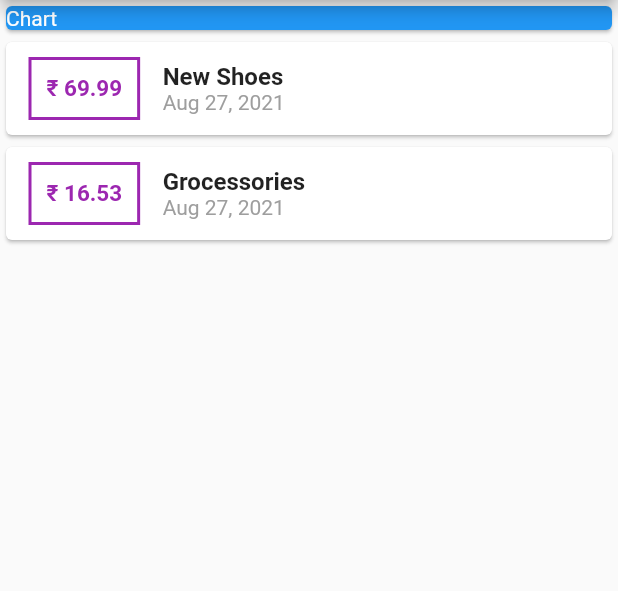
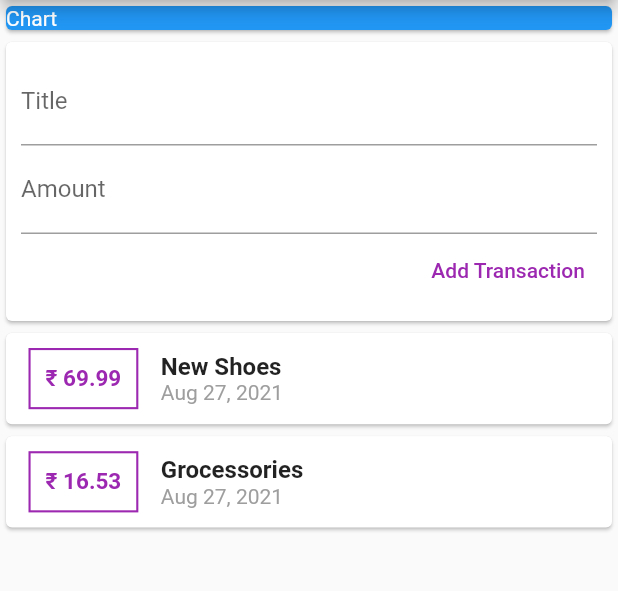
Before and after one commit to abhi-2000/Personal-Expenses-Tracker, a Flutter app: the screen it shows after launch, on a phone screen of 412 x 824 dp, the part 84-675 px from its top. Run offline on Flutter 3.47's test engine with Material 2 defaults, Android fonts, the phone set to English and light mode, and no system bars.

Commit message:
counting expenses and adding to history pallete

```diff
--- a/lib/main.dart
+++ b/lib/main.dart
@@ -1,6 +1,11 @@
 import 'package:flutter/material.dart';
-import './transaction.dart';
+import 'package:personal_expenses/widgets/new_transaction.dart';
+import 'package:personal_expenses/widgets/transaction_list.dart';
+import 'package:personal_expenses/widgets/user_transaction.dart';
+import 'modules/transaction.dart';
 import 'package:intl/intl.dart';
+import 'widgets/new_transaction.dart';
+
 void main() {
   runApp(MyApp());
 }
@@ -19,20 +24,9 @@ class MyApp extends StatelessWidget {
 }
 
 class MyHomePage extends StatelessWidget {
-  final List<Transaction> transaction = [
-    Transaction(
-      id: 't1',
-      title: 'New Shoes',
-      amount: 69.99,
-      date: DateTime.now(),
-    ),
-    Transaction(
-      id: 't2',
-      title: 'Grocessories',
-      amount: 16.53,
-      date: DateTime.now(),
-    )
-  ];
+  // late String titleInput, amountInput;
+  // final titlecontroller = TextEditingController();
+  // final amountcontroller = TextEditingController();
 
   @override
   Widget build(BuildContext context) {
@@ -52,45 +46,7 @@ class MyHomePage extends StatelessWidget {
           color: Colors.blue,
         ),
       ),
-            Column(
-              children: transaction.map((tx) {
-                return Card(
-                  child: Row(
-                    children: [
-                      Container(
-                        margin:
-                            EdgeInsets.symmetric(vertical: 10, horizontal: 15),
-                        decoration: BoxDecoration(
-                          border: Border.all(color: Colors.purple, width: 2),
-                        ),
-                        padding: EdgeInsets.all(10),
-                        child: Text(
-                          '₹ ${tx.amount}',
-                          style: TextStyle(
-                              fontWeight: FontWeight.bold,
-                              fontSize: 15,
-                              color: Colors.purple),
-                        ),
-                      ),
-                      Column(
-                        crossAxisAlignment: CrossAxisAlignment.start,
-                        children: [
-                          Text(
-                            tx.title,
-                            style: TextStyle(
-                                fontSize: 16, fontWeight: FontWeight.bold),
-                          ),
-                          Text(
-                            DateFormat.yMMMd().format(tx.date),
-                            style: TextStyle(color: Colors.grey),
-                          ),
-                        ],
-                      )
-                    ],
-                  ),
-                );
-              }).toList(),
-            )
+      UserTransaction(),
       ],
     ));
   }
--- /dev/null
+++ b/lib/widgets/new_transaction.dart
@@ -0,0 +1,38 @@
+import 'package:flutter/material.dart';
+class Newtransaction extends StatelessWidget {
+  final titlecontroller = TextEditingController();
+  final amountcontroller = TextEditingController();
+  final Function addTx;
+   Newtransaction(this.addTx);
+  @override
+  Widget build(BuildContext context) {
+    return             Card(
+      child: Container(
+        padding: EdgeInsets.all(10),
+        child: Column(
+          crossAxisAlignment: CrossAxisAlignment.end,
+          children: [
+            TextField(
+              decoration: InputDecoration(labelText: 'Title'),
+              controller: titlecontroller,
+            ),
+            TextField(
+              decoration: InputDecoration(labelText: 'Amount'),
+              controller: amountcontroller,
+            ),
+            TextButton(
+              child: Text(
+                'Add Transaction',
+                style: TextStyle(color: Colors.purple),
+              ),
+              onPressed: () {
+                addTx(titlecontroller.text,double.parse(amountcontroller.text));
+              },
+            )
+          ],
+        ),
+      ),
+    );
+    ;
+  }
+}
--- /dev/null
+++ b/lib/widgets/transaction_list.dart
@@ -0,0 +1,51 @@
+import 'package:flutter/cupertino.dart';
+import 'package:flutter/material.dart';
+import 'package:intl/intl.dart';
+import '../modules/transaction.dart';
+
+class Transaction_list extends StatelessWidget {
+final List<Transaction> transaction;
+Transaction_list(this.transaction);
+  @override
+  Widget build(BuildContext context) {
+    return Column(
+      children: transaction.map((tx) {
+        return Card(
+          child: Row(
+            children: [
+              Container(
+                margin:
+                EdgeInsets.symmetric(vertical: 10, horizontal: 15),
+                decoration: BoxDecoration(
+                  border: Border.all(color: Colors.purple, width: 1.4),
+                ),
+                padding: EdgeInsets.all(10),
+                child: Text(
+                  '₹ ${tx.amount}',
+                  style: TextStyle(
+                      fontWeight: FontWeight.bold,
+                      fontSize: 15,
+                      color: Colors.purple),
+                ),
+              ),
+              Column(
+                crossAxisAlignment: CrossAxisAlignment.start,
+                children: [
+                  Text(
+                    tx.title,
+                    style: TextStyle(
+                        fontSize: 16, fontWeight: FontWeight.bold),
+                  ),
+                  Text(
+                    DateFormat.yMMMd().format(tx.date),
+                    style: TextStyle(color: Colors.grey),
+                  ),
+                ],
+              )
+            ],
+          ),
+        );
+      }).toList(),
+    );
+  }
+}
--- /dev/null
+++ b/lib/widgets/user_transaction.dart
@@ -0,0 +1,48 @@
+import 'package:flutter/material.dart';
+import 'package:personal_expenses/modules/transaction.dart';
+import 'package:personal_expenses/widgets/transaction_list.dart';
+
+import 'new_transaction.dart';
+
+class UserTransaction extends StatefulWidget {
+  const UserTransaction({Key? key}) : super(key: key);
+
+  @override
+  _UserTransactionState createState() => _UserTransactionState();
+}
+
+class _UserTransactionState extends State<UserTransaction> {
+  final List<Transaction> _userTransaction = [
+    Transaction(
+      id: 't1',
+      title: 'New Shoes',
+      amount: 69.99,
+      date: DateTime.now(),
+    ),
+    Transaction(
+      id: 't2',
+      title: 'Grocessories',
+      amount: 16.53,
+      date: DateTime.now(),
+    )
+  ];
+
+  void _addNewTransaction(String txTitle, double txAmount) {
+    final newTx = Transaction(
+        title: txTitle,
+        amount: txAmount,
+        date: DateTime.now(),
+        id: DateTime.now().toString());
+    setState(() {
+      _userTransaction.add(newTx);
+    });
+  }
+
+  @override
+  Widget build(BuildContext context) {
+    return Column(
+      children: [Newtransaction(_addNewTransaction),
+        Transaction_list(_userTransaction)],
+    );
+  }
+}
```
Also changed, not shown: lib/modules/transaction.dart (renamed from lib/transaction.dart). Lines whose indentation alone changed are shown as unchanged.
